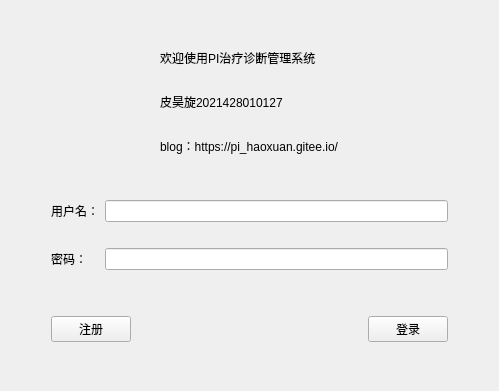
First picture: the form in Lab3/loginview.ui, repository musuwer/QtCourse, before the edit.
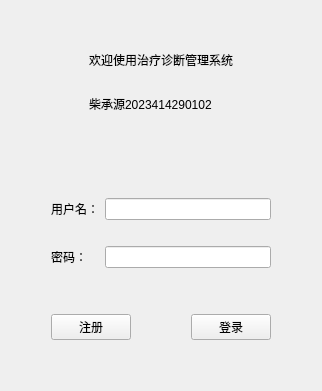
Second picture: the form after the edit.

Commit message: 实现了患者信息管理功能“ git commit -m 实现了患者信息管理功能“

Diff of the .ui file:
```diff
--- a/Lab3/loginview.ui
+++ b/Lab3/loginview.ui
@@ -6,10 +6,16 @@
    <rect>
     <x>0</x>
     <y>0</y>
-    <width>499</width>
+    <width>322</width>
     <height>391</height>
    </rect>
   </property>
+  <property name="maximumSize">
+   <size>
+    <width>1200</width>
+    <height>1200</height>
+   </size>
+  </property>
   <property name="windowTitle">
    <string>登录</string>
   </property>
@@ -47,7 +53,7 @@
        <item>
         <widget class="QLabel" name="labelWelcome">
          <property name="text">
-          <string>欢迎使用PI治疗诊断管理系统</string>
+          <string>欢迎使用治疗诊断管理系统</string>
          </property>
         </widget>
        </item>
@@ -70,7 +76,7 @@
        <item>
         <widget class="QLabel" name="label">
          <property name="text">
-          <string>皮昊旋2021428010127</string>
+          <string>柴承源2023414290102</string>
          </property>
         </widget>
        </item>
@@ -93,7 +99,7 @@
        <item>
         <widget class="QLabel" name="label_4">
          <property name="text">
-          <string>blog：https://pi_haoxuan.gitee.io/</string>
+          <string/>
          </property>
         </widget>
        </item>
```
The commit also changes 5 other files.
